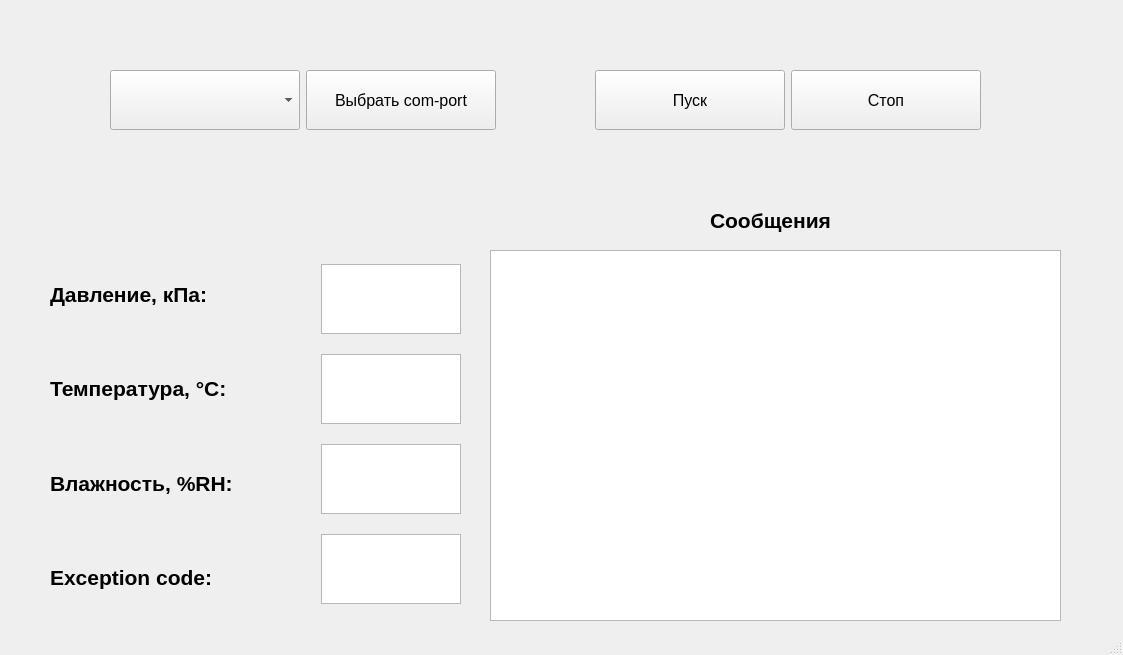
NikitaKul209/GUI_STM32_F030C8T6, file form.ui: the form before one commit.
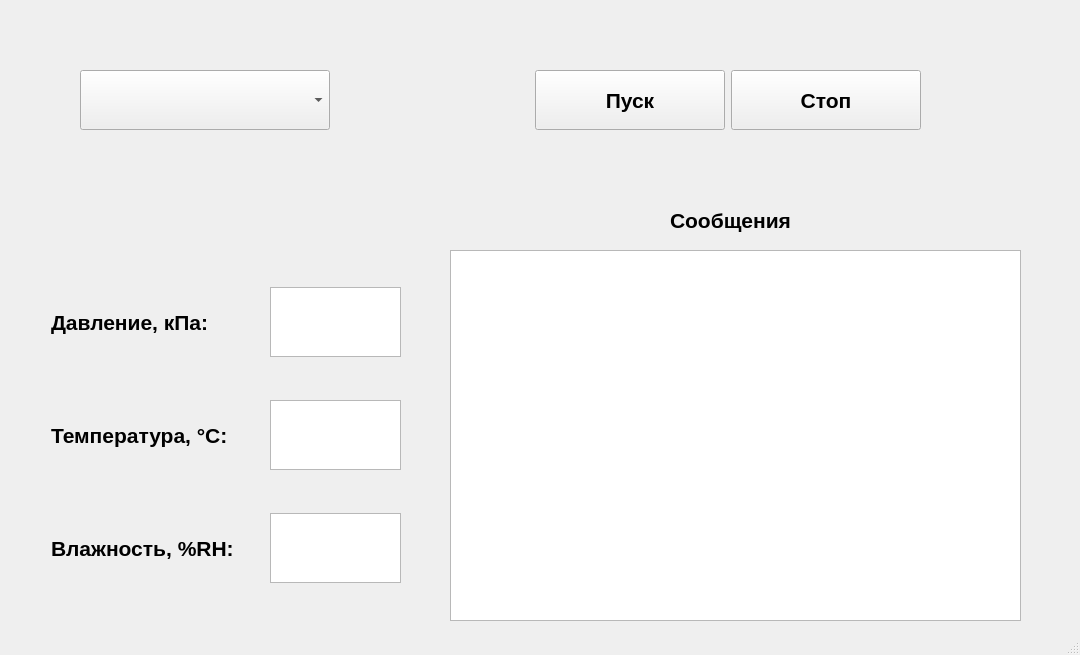
The form after the commit.

```diff
--- a/form.ui
+++ b/form.ui
@@ -6,7 +6,7 @@
    <rect>
     <x>0</x>
     <y>0</y>
-    <width>1123</width>
+    <width>1080</width>
     <height>655</height>
    </rect>
   </property>
@@ -29,7 +29,7 @@
    <widget class="QTextEdit" name="textEdit_1">
     <property name="geometry">
      <rect>
-      <x>490</x>
+      <x>450</x>
       <y>250</y>
       <width>571</width>
       <height>371</height>
@@ -54,7 +54,7 @@
    <widget class="QLabel" name="label_4">
     <property name="geometry">
      <rect>
-      <x>690</x>
+      <x>650</x>
       <y>190</y>
       <width>161</width>
       <height>61</height>
@@ -77,17 +77,36 @@
    <widget class="QWidget" name="horizontalLayoutWidget">
     <property name="geometry">
      <rect>
-      <x>50</x>
+      <x>20</x>
       <y>250</y>
-      <width>411</width>
+      <width>412</width>
       <height>371</height>
      </rect>
     </property>
     <layout class="QHBoxLayout" name="horizontalLayout_4">
+     <item>
+      <spacer name="horizontalSpacer_4">
+       <property name="orientation">
+        <enum>Qt::Horizontal</enum>
+       </property>
+       <property name="sizeHint" stdset="0">
+        <size>
+         <width>40</width>
+         <height>20</height>
+        </size>
+       </property>
+      </spacer>
+     </item>
      <item>
       <layout class="QVBoxLayout" name="verticalLayout_3">
        <item>
         <widget class="QLabel" name="label_2">
+         <property name="maximumSize">
+          <size>
+           <width>16777215</width>
+           <height>70</height>
+          </size>
+         </property>
          <property name="font">
           <font>
            <pointsize>16</pointsize>
@@ -105,6 +124,12 @@
        </item>
        <item>
         <widget class="QLabel" name="label_1">
+         <property name="maximumSize">
+          <size>
+           <width>16777215</width>
+           <height>70</height>
+          </size>
+         </property>
          <property name="font">
           <font>
            <pointsize>16</pointsize>
@@ -122,6 +147,12 @@
        </item>
        <item>
         <widget class="QLabel" name="label_3">
+         <property name="maximumSize">
+          <size>
+           <width>16777215</width>
+           <height>70</height>
+          </size>
+         </property>
          <property name="font">
           <font>
            <pointsize>16</pointsize>
@@ -137,25 +168,21 @@
          </property>
         </widget>
        </item>
-       <item>
-        <widget class="QLabel" name="label_5">
-         <property name="font">
-          <font>
-           <pointsize>16</pointsize>
-           <weight>75</weight>
-           <bold>true</bold>
-          </font>
-         </property>
-         <property name="text">
-          <string>Exception code:</string>
-         </property>
-         <property name="alignment">
-          <set>Qt::AlignLeading|Qt::AlignLeft|Qt::AlignVCenter</set>
-         </property>
-        </widget>
-       </item>
       </layout>
      </item>
+     <item>
+      <spacer name="horizontalSpacer_3">
+       <property name="orientation">
+        <enum>Qt::Horizontal</enum>
+       </property>
+       <property name="sizeHint" stdset="0">
+        <size>
+         <width>40</width>
+         <height>20</height>
+        </size>
+       </property>
+      </spacer>
+     </item>
      <item>
       <layout class="QVBoxLayout" name="verticalLayout_7">
        <item>
@@ -195,25 +222,7 @@
         </widget>
        </item>
        <item>
-        <widget class="QTextEdit" name="textEdit_4">
-         <property name="maximumSize">
-          <size>
-           <width>140</width>
-           <height>70</height>
-          </size>
-         </property>
-         <property name="font">
-          <font>
-           <pointsize>24</pointsize>
-          </font>
-         </property>
-         <property name="readOnly">
-          <bool>true</bool>
-         </property>
-        </widget>
-       </item>
-       <item>
-        <widget class="QTextEdit" name="textEdit_5">
+        <widget class="QTextEdit" name="textEdit_Humidity">
          <property name="maximumSize">
           <size>
            <width>140</width>
@@ -232,14 +241,27 @@
        </item>
       </layout>
      </item>
+     <item>
+      <spacer name="horizontalSpacer_2">
+       <property name="orientation">
+        <enum>Qt::Horizontal</enum>
+       </property>
+       <property name="sizeHint" stdset="0">
+        <size>
+         <width>40</width>
+         <height>20</height>
+        </size>
+       </property>
+      </spacer>
+     </item>
     </layout>
    </widget>
    <widget class="QWidget" name="horizontalLayoutWidget_4">
     <property name="geometry">
      <rect>
-      <x>110</x>
+      <x>80</x>
       <y>10</y>
-      <width>871</width>
+      <width>841</width>
       <height>181</height>
      </rect>
     </property>
@@ -250,22 +272,13 @@
         <widget class="QComboBox" name="comboBox">
          <property name="minimumSize">
           <size>
-           <width>190</width>
+           <width>250</width>
            <height>60</height>
           </size>
          </property>
-         <property name="font">
-          <font>
-           <pointsize>12</pointsize>
-          </font>
-         </property>
-        </widget>
-       </item>
-       <item>
-        <widget class="QPushButton" name="pushButton_2">
-         <property name="minimumSize">
+         <property name="maximumSize">
           <size>
-           <width>190</width>
+           <width>430</width>
            <height>60</height>
           </size>
          </property>
@@ -276,9 +289,6 @@
            <bold>false</bold>
           </font>
          </property>
-         <property name="text">
-          <string>Выбрать com-port</string>
-         </property>
         </widget>
        </item>
        <item>
@@ -306,9 +316,9 @@
            </property>
            <property name="font">
             <font>
-             <pointsize>12</pointsize>
-             <weight>50</weight>
-             <bold>false</bold>
+             <pointsize>16</pointsize>
+             <weight>75</weight>
+             <bold>true</bold>
             </font>
            </property>
            <property name="text">
@@ -326,7 +336,9 @@
            </property>
            <property name="font">
             <font>
-             <pointsize>12</pointsize>
+             <pointsize>16</pointsize>
+             <weight>75</weight>
+             <bold>true</bold>
             </font>
            </property>
            <property name="text">
```
Left out of the diff: 10 changed lines with no effect on the pictures.
